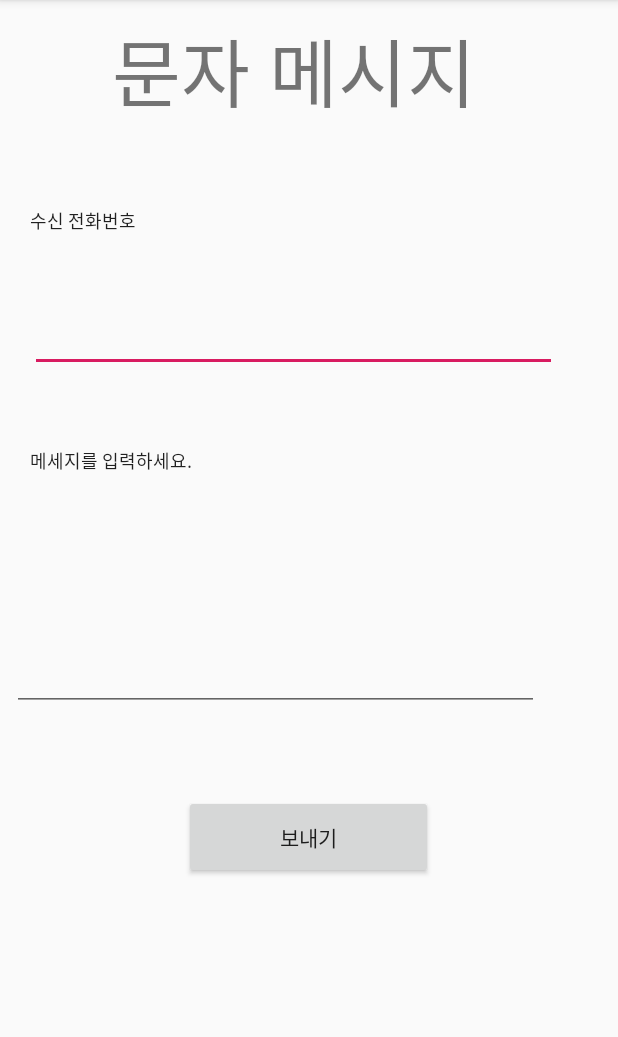
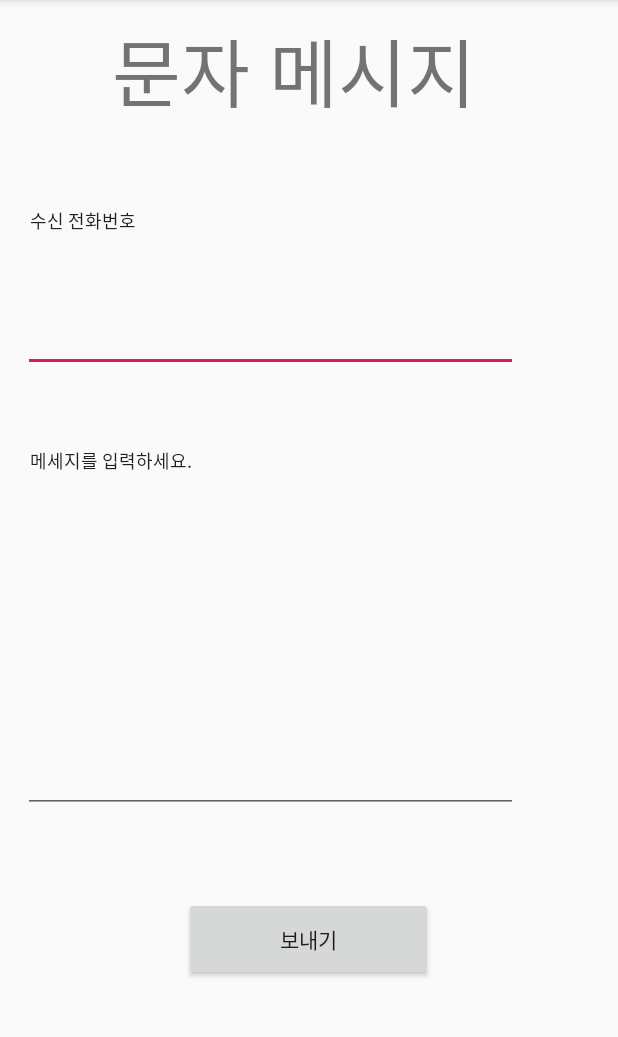
Before and after one commit to TaeHan-Ka/Android_2project, an Android app: the sms screen opened directly, with no data from a screen before it, on a phone screen of 412 x 824 dp, the part 84-1121 px from its top. Run offline under Robolectric (Android 15) with nearby library versions, the phone set to English and light mode, and no system bars.

Commit message:
Update sms.xml

```diff
--- a/app/src/main/res/layout/sms.xml
+++ b/app/src/main/res/layout/sms.xml
@@ -35,12 +35,12 @@
 
     <EditText
         android:id="@+id/editTextPhoneNo"
-        android:layout_width="351dp"
+        android:layout_width="330dp"
         android:layout_height="56dp"
+        android:layout_marginLeft="15dp"
         android:inputType="phone"
-        android:layout_marginLeft="20dp"
         tools:layout_editor_absoluteX="33dp"
-        tools:layout_editor_absoluteY="206dp"></EditText>
+        tools:layout_editor_absoluteY="190dp"></EditText>
 
     <TextView
         android:id="@+id/textViewSMS"
@@ -57,13 +57,12 @@
 
     <EditText
         android:id="@+id/editTextSMS"
-        android:layout_width="351dp"
-        android:layout_height="106dp"
-        android:layout_marginStart="8dp"
-        android:layout_marginEnd="8dp"
+        android:layout_width="330dp"
+        android:layout_height="174dp"
+        android:layout_marginLeft="15dp"
         android:gravity="top"
         android:inputType="textMultiLine"
-        android:lines="5"
+        android:lines="3"
         app:layout_constraintEnd_toEndOf="parent"
         app:layout_constraintHorizontal_bias="0.568"
         app:layout_constraintStart_toStartOf="parent"
```
